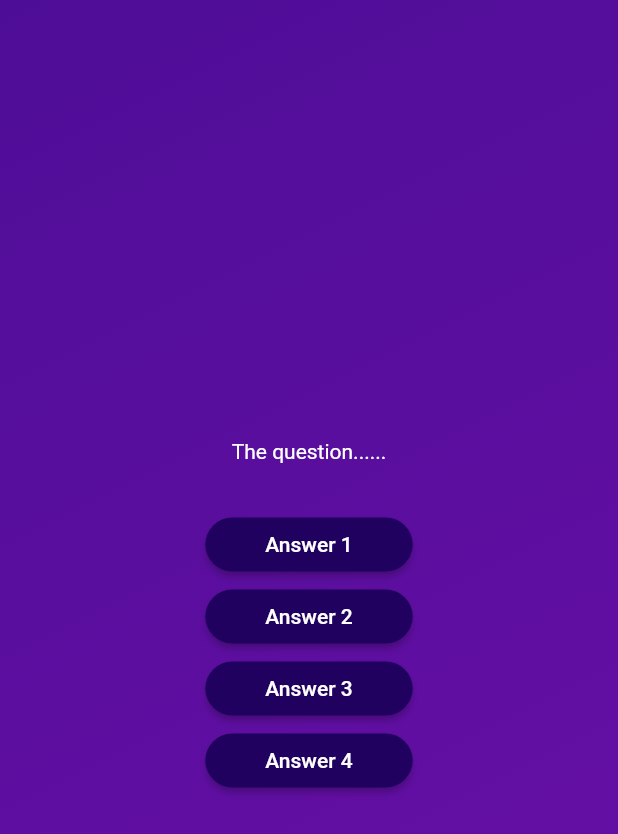
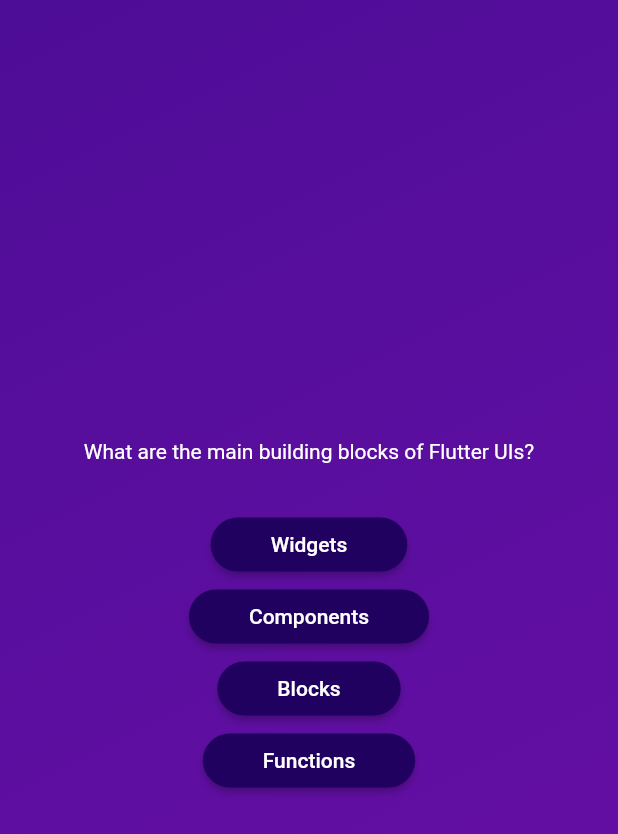
Before and after one commit to PS213073/quiz_app, a Flutter app: the screen it shows after launch, after a tap on "Start Quiz", on a phone screen of 412 x 824 dp. Shown: the top 834 px of the screen. Run offline on Flutter 3.47's test engine with Material 2 defaults, Android fonts, the phone set to English and light mode, and no system bars.

Commit message:
Accessing list elements & object properties(questions and answers)

```diff
--- a/lib/models/quiz_question.dart
+++ b/lib/models/quiz_question.dart
@@ -1,6 +1,6 @@
 class QuizQuestion {
-  const QuizQuestion(this.text, this.answer);
+  const QuizQuestion(this.text, this.answers);
 
   final String text;
-  final List<String> answer;
+  final List<String> answers;
 }
--- a/lib/questions_screen.dart
+++ b/lib/questions_screen.dart
@@ -1,5 +1,6 @@
 import 'package:flutter/material.dart';
 import 'package:quiz_app/answer_button.dart';
+import 'package:quiz_app/data/questions.dart';
 
 class QuestionsScreen extends StatefulWidget {
   const QuestionsScreen({super.key});
@@ -11,14 +12,16 @@ class QuestionsScreen extends StatefulWidget {
 class _QuestionsScreenState extends State<QuestionsScreen> {
   @override
   Widget build(BuildContext context) {
+    final currentQuestion = questions[0];
+
     return SizedBox(
       width: double.infinity,
       child: Column(
         mainAxisAlignment: MainAxisAlignment.center,
         children: [
-          const Text(
-            "The question......",
-            style: TextStyle(
+          Text(
+            currentQuestion.text,
+            style: const TextStyle(
               color: Colors.white,
             ),
           ),
@@ -26,19 +29,19 @@ class _QuestionsScreenState extends State<QuestionsScreen> {
             height: 30,
           ),
           AnswerButton(
-            answerText: "Answer 1",
+            answerText: currentQuestion.answers[0],
             onTap: () {},
           ),
           AnswerButton(
-            answerText: "Answer 2",
+            answerText: currentQuestion.answers[1],
             onTap: () {},
           ),
           AnswerButton(
-            answerText: "Answer 3",
+            answerText: currentQuestion.answers[2],
             onTap: () {},
           ),
           AnswerButton(
-            answerText: "Answer 4",
+            answerText: currentQuestion.answers[3],
             onTap: () {},
           ),
         ],
```
